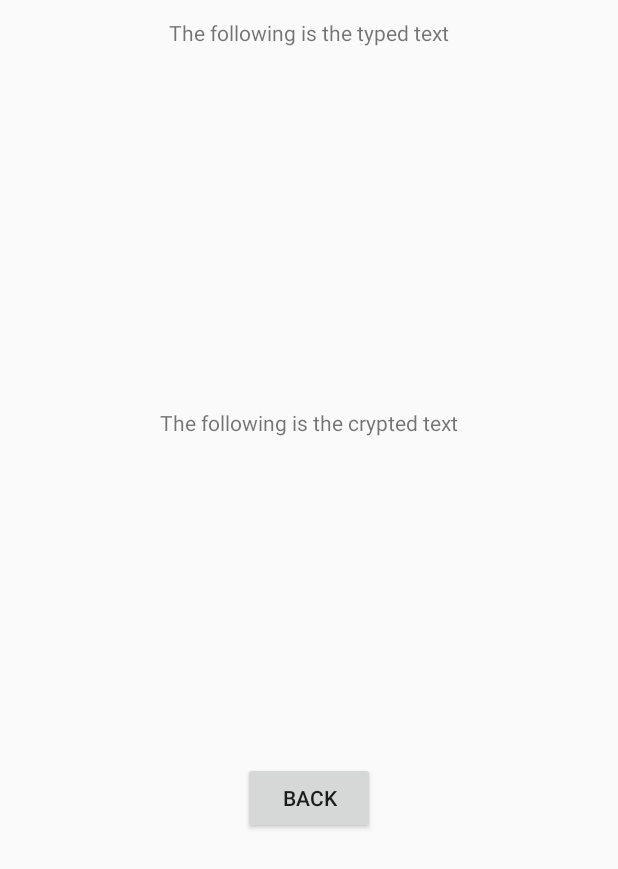
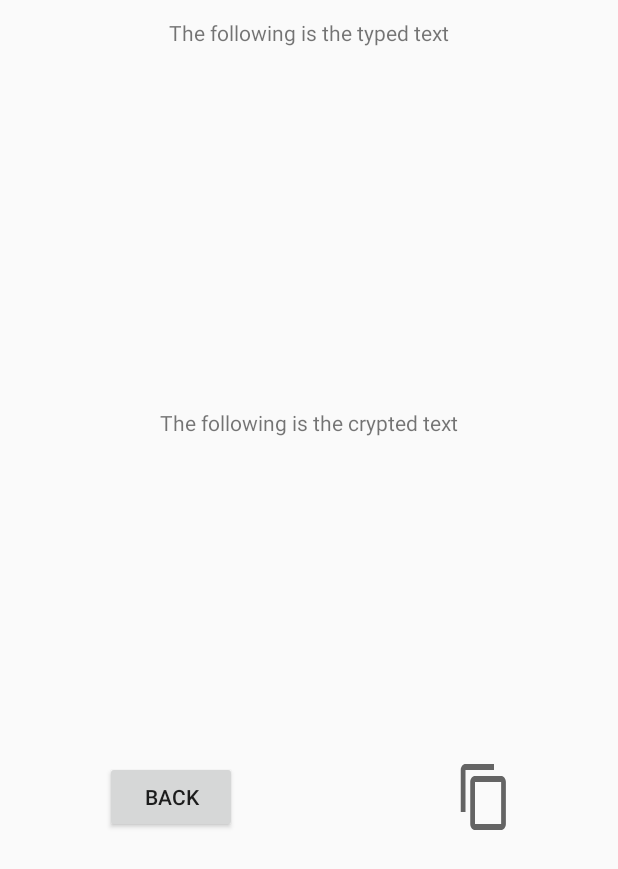
Before and after one commit to Hrichart/Enigma_LAST_OFFICIAL, an Android app: the toCrypt screen opened directly, with no data from a screen before it, on a phone screen of 412 x 824 dp. Shown: the top 869 px of the screen. Run offline under Robolectric (Android 15) with nearby library versions, the phone set to English and light mode, and no system bars.

Commit message:
last one

```diff
--- a/app/src/main/res/layout/activity_to_crypt.xml
+++ b/app/src/main/res/layout/activity_to_crypt.xml
@@ -82,10 +82,24 @@
         android:id="@+id/back_to_crypt"
         android:layout_width="wrap_content"
         android:layout_height="wrap_content"
+        android:layout_alignParentStart="true"
+        android:layout_alignParentLeft="true"
         android:layout_alignParentTop="true"
-        android:layout_centerHorizontal="true"
-        android:layout_marginTop="508dp"
-        android:text="@string/back"
-        android:onClick="openCrypt"/>
+        android:layout_marginStart="70dp"
+        android:layout_marginLeft="70dp"
+        android:layout_marginTop="507dp"
+        android:onClick="openCrypt"
+        android:text="@string/back" />
+
+    <Button
+        android:layout_width="38dp"
+        android:layout_height="wrap_content"
+        android:layout_alignTop="@+id/back_to_crypt"
+        android:layout_alignParentEnd="true"
+        android:layout_alignParentRight="true"
+        android:layout_marginEnd="70dp"
+        android:layout_marginRight="70dp"
+        android:background="?attr/actionModeCopyDrawable"
+        android:onClick="openCopy"/>
 
 </RelativeLayout>
--- a/app/src/main/res/values/strings.xml
+++ b/app/src/main/res/values/strings.xml
@@ -28,6 +28,7 @@
     <string name="original_text">The following is the typed text</string>
     <string name="view_text_btt">View texts</string>
     <string name="back">Back</string>
+    <string name="copy">Text copied!</string>
 
     <string name="A">A</string>
     <string name="B">B</string>
```
Also changed, not shown: app/src/main/java/com/example/ricca/enigma/toCrypt.java (+16 -0 lines), 1 other file.
